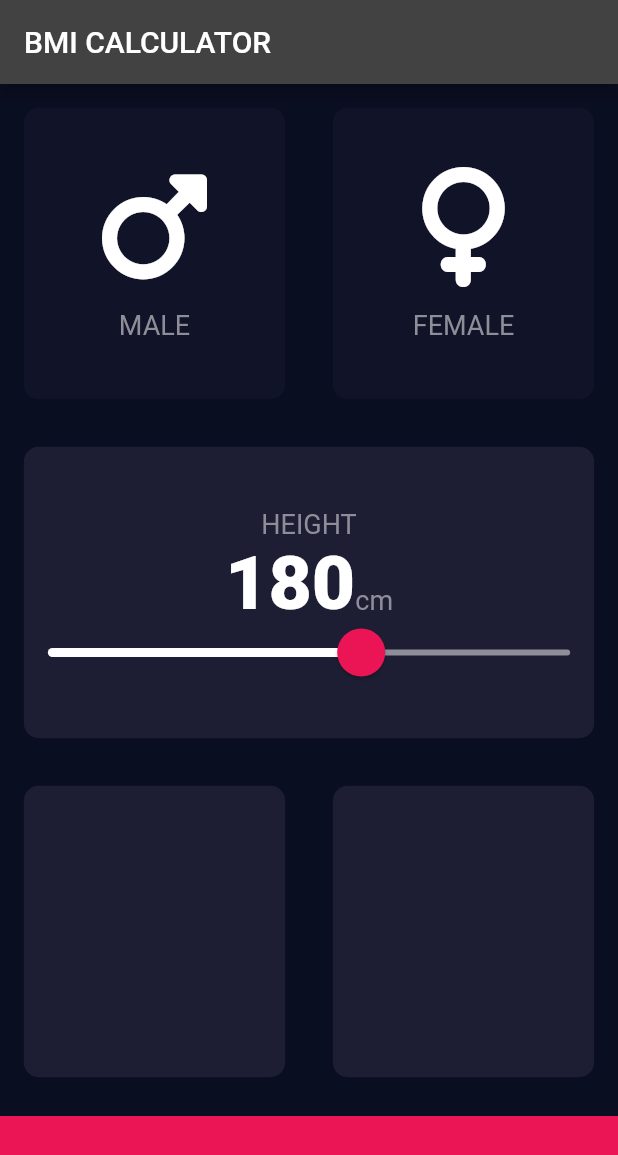
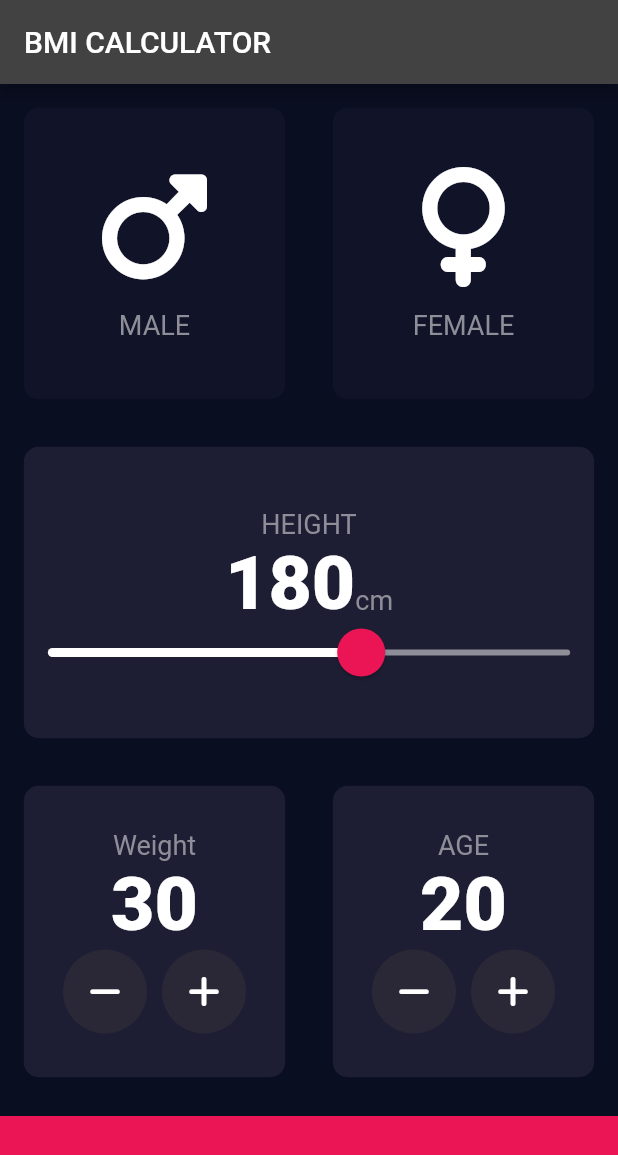
Before and after one commit to hammadyousuf/bmi_weight_managment_flutter, a Flutter app: the screen it shows after launch, on a phone screen of 412 x 824 dp. Shown: the top 1155 px of the screen. Run offline on Flutter 3.47's test engine with Material 2 defaults, Android fonts, the phone set to English and light mode, and no system bars; our stand-ins replace font_awesome_flutter.

Commit message:
first screen of bmi completed

```diff
--- a/lib/Input_page.dart
+++ b/lib/Input_page.dart
@@ -17,6 +17,8 @@ class InputPage extends StatefulWidget {
 class _InputPageState extends State<InputPage> {
   Gender selectedGender;
   int height = 180;
+  int weight = 30;
+  int age = 20;
 
   // Color maleCardColour = inactiveCardColour;
   // Color femaleCardColour = inactiveCardColour;
@@ -100,13 +102,10 @@ class _InputPageState extends State<InputPage> {
                     crossAxisAlignment: CrossAxisAlignment.baseline,
                     textBaseline: TextBaseline.alphabetic,
                     children: <Widget>[
-                    Text(
-                   height.toString(),
-                      style: kNumberTextStyle
-                    ),
+                      Text(height.toString(), style: kNumberTextStyle),
                       Text(
                         'cm',
-                        style: kLabelTextStyle ,
+                        style: kLabelTextStyle,
                       )
                     ],
                   ),
@@ -116,19 +115,17 @@ class _InputPageState extends State<InputPage> {
                       activeTrackColor: Colors.white,
                       thumbColor: Color(0xFFEB1555),
                       overlayColor: Color(0x29EB1555),
-                     thumbShape: RoundSliderThumbShape(enabledThumbRadius: 16.0),
-                     overlayShape: RoundSliderThumbShape(enabledThumbRadius: 15.0),
-
+                      thumbShape:
+                          RoundSliderThumbShape(enabledThumbRadius: 16.0),
+                      overlayShape:
+                          RoundSliderThumbShape(enabledThumbRadius: 15.0),
                     ),
                     child: Slider(
                       value: height.toDouble(),
                       min: 120.0,
                       max: 220.0,
-
-
-                      onChanged: (double newValue){
-
-                     setState((){
+                      onChanged: (double newValue) {
+                        setState(() {
                           height = newValue.round();
                         });
                       },
@@ -143,10 +140,87 @@ class _InputPageState extends State<InputPage> {
                 Expanded(
                     child: ReusableCard(
                   colour: kActiveCardColour,
+                  cardChild: Column(
+                    mainAxisAlignment: MainAxisAlignment.center,
+                    children: <Widget>[
+                      Text(
+                        'Weight',
+                        style: kLabelTextStyle,
+                      ),
+                      Text(
+                        weight.toString(),
+                        style: kNumberTextStyle,
+                      ),
+                      Row(
+                        mainAxisAlignment: MainAxisAlignment.center,
+                        children: <Widget>[
+                          RoundIconButton(
+                              icon: FontAwesomeIcons.minus,
+                              onPressed: () {
+                                setState(() {
+                                  weight--;
+                                });
+                              }),
+                          SizedBox(
+                            width: 10.0,
+                          ),
+                          RoundIconButton(
+                            icon: FontAwesomeIcons.plus,
+                            onPressed: () {
+                              setState(() {
+                                weight++;
+                              });
+                            },
+                          ),
+                        ],
+                      ),
+                    ],
+                  ),
                 )),
                 Expanded(
                     child: ReusableCard(
                   colour: kActiveCardColour,
+                  cardChild: Column(
+                    mainAxisAlignment: MainAxisAlignment.center,
+                    children: <Widget>[
+                      Text(
+                        'AGE',
+                        style: kLabelTextStyle,
+                      ),
+                      Text(
+                        age.toString(),
+                        style: kNumberTextStyle,
+                      ),
+                      Row(
+                        mainAxisAlignment: MainAxisAlignment.center,
+                        children: <Widget>[
+                          RoundIconButton(
+                            icon: FontAwesomeIcons.minus,
+                            onPressed: () {
+                              setState(
+                                () {
+                                  age--;
+                                },
+                              );
+                            },
+                          ),
+                          SizedBox(
+                            width: 10.0,
+                          ),
+                          RoundIconButton(
+                            icon: FontAwesomeIcons.plus,
+                            onPressed: () {
+                              setState(
+                                () {
+                                  age++;
+                                },
+                              );
+                            },
+                          )
+                        ],
+                      ),
+                    ],
+                  ),
                 )),
               ],
             )),
@@ -160,3 +234,21 @@ class _InputPageState extends State<InputPage> {
         ));
   }
 }
+
+class RoundIconButton extends StatelessWidget {
+  RoundIconButton({@required this.icon, @required this.onPressed});
+  final IconData icon;
+  final Function onPressed;
+
+  @override
+  Widget build(BuildContext context) {
+    return RawMaterialButton(
+      child: Icon(icon),
+      onPressed: onPressed,
+      elevation: 0.0,
+      constraints: BoxConstraints.tightFor(width: 56.0, height: 56.0),
+      shape: CircleBorder(),
+      fillColor: Color(0xFF4CF5E),
+    );
+  }
+}
```
Lines whose indentation alone changed are shown as unchanged.
